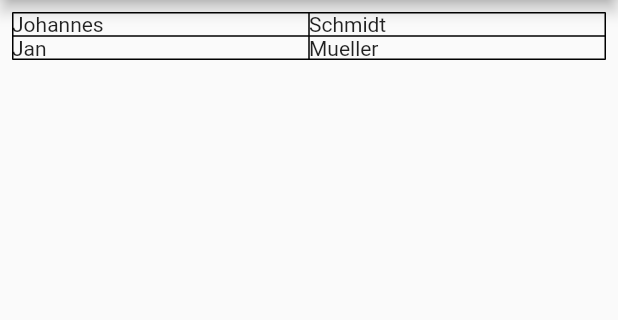
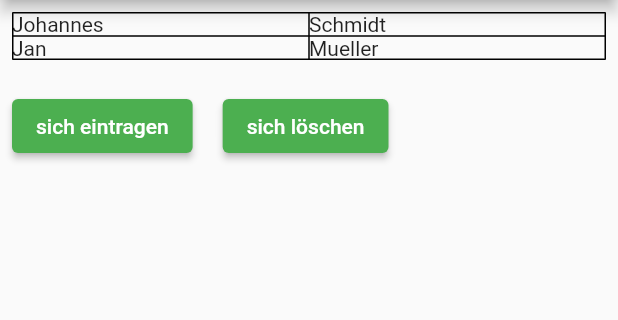
Before and after one commit to smartmyon/betreuer_app, a Flutter app: the BetreuerPage screen opened directly, on a phone screen of 412 x 824 dp, the part 84-404 px from its top. Run offline on Flutter 3.47's test engine with Material 2 defaults, Android fonts, the phone set to English and light mode, and no system bars.

Commit message:
buttons for table with available lecturers

```diff
--- a/lib/main.dart
+++ b/lib/main.dart
@@ -1,5 +1,8 @@
+import 'package:flutter/foundation.dart';
 import 'package:flutter/material.dart';
 import 'package:provider/provider.dart';
+
+import 'dart:developer';
 
 void main() {
   runApp(const MyApp());
@@ -27,6 +30,14 @@ class MyApp extends StatelessWidget {
 class MyAppState extends ChangeNotifier {
   var user = "teacher";
 
+  var myname = "Maksym";
+  var mysurname = "Olshanskyy";
+
+  var betreuern = [
+    {"Vorname": "Johannes", "Nachname": "Schmidt"},
+    {"Vorname": "Jan", "Nachname": "Mueller"}
+  ];
+
   void loginfunction(BuildContext context) {
     Navigator.push(
       context,
@@ -45,6 +56,29 @@ class MyAppState extends ChangeNotifier {
 
   void changeuserto(String usertype) {
     user = usertype;
+    notifyListeners();
+  }
+
+  void entryinthetable(table, object) {
+    table.add(object);
+  }
+
+  void deletefromthetable(table, object) {
+    table.removeWhere((element) {
+      return mapEquals(element, object);
+    });
+  }
+
+  void entrymyself() {
+    if (betreuern.contains({"Vorname": "Maksym", "Nachname": "Olshanskyy"})) {
+    } else {
+      entryinthetable(betreuern, {"Vorname": myname, "Nachname": mysurname});
+      notifyListeners();
+    }
+  }
+
+  void deletemyself() {
+    deletefromthetable(betreuern, {"Vorname": myname, "Nachname": mysurname});
     notifyListeners();
   }
 }
@@ -261,6 +295,16 @@ class ProfilePage extends StatelessWidget {
               ),
             ),
             ListTile(
+              leading: Icon(Icons.person),
+              title: Text('Profil'),
+              onTap: () {
+                Navigator.push(
+                  context,
+                  MaterialPageRoute(builder: (context) => ProfilePage()),
+                );
+              },
+            ),
+            ListTile(
               leading: Icon(Icons.pages),
               title: Text('Betreuer'),
               onTap: () {
@@ -310,6 +354,7 @@ class ProfilePage extends StatelessWidget {
 class BetreuerPage extends StatelessWidget {
   @override
   Widget build(BuildContext context) {
+    var appState = context.watch<MyAppState>();
     return Scaffold(
       appBar: AppBar(title: const Text('Betreuern')),
       drawer: Drawer(
@@ -330,6 +375,16 @@ class BetreuerPage extends StatelessWidget {
                   ),
                 ),
               ),
+            ),
+            ListTile(
+              leading: Icon(Icons.person),
+              title: Text('Profil'),
+              onTap: () {
+                Navigator.push(
+                  context,
+                  MaterialPageRoute(builder: (context) => ProfilePage()),
+                );
+              },
             ),
             ListTile(
               leading: Icon(Icons.pages),
@@ -355,30 +410,42 @@ class BetreuerPage extends StatelessWidget {
       ),
       body: Padding(
         padding: const EdgeInsets.all(8.0),
-        child: Table(
+        child: Column(
+          children: [
+            Table(
               border: TableBorder.all(),
               defaultVerticalAlignment: TableCellVerticalAlignment.middle,
-          children: <TableRow>[
-            TableRow(
+              children: List.generate(appState.betreuern.length, (i) {
+                var name = appState.betreuern[i]["Vorname"];
+                var surname = appState.betreuern[i]["Nachname"];
+                return TableRow(
                   children: <Widget>[
+                    TableCell(child: Text("$name")),
                     TableCell(
-                  child: Text("Johannes"),
+                      child: Text("$surname"),
+                    )
+                  ],
+                );
+              }),
             ),
-                TableCell(
-                  child: Text("Schmidt"),
+            SizedBox(
+              height: 20,
             ),
+            Row(
+              children: [
+                ElevatedButton(
+                    onPressed: () {
+                      appState.entrymyself();
+                    },
+                    child: Text("sich eintragen")),
+                SizedBox(width: 20),
+                ElevatedButton(
+                    onPressed: () {
+                      appState.deletemyself();
+                    },
+                    child: Text("sich löschen"))
               ],
-            ),
-            TableRow(
-              children: <Widget>[
-                TableCell(
-                  child: Text("Jan"),
-                ),
-                TableCell(
-                  child: Text("Mueller"),
-                ),
-              ],
-            ),
+            )
           ],
         ),
       ),
```
Lines whose indentation alone changed are shown as unchanged.
